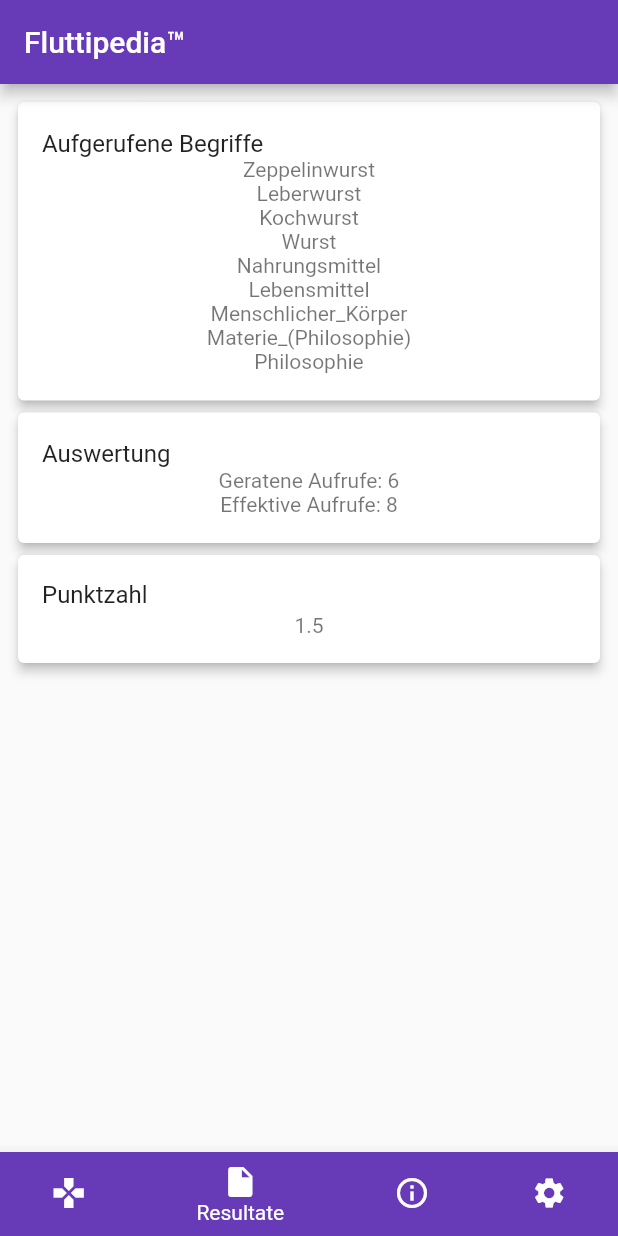
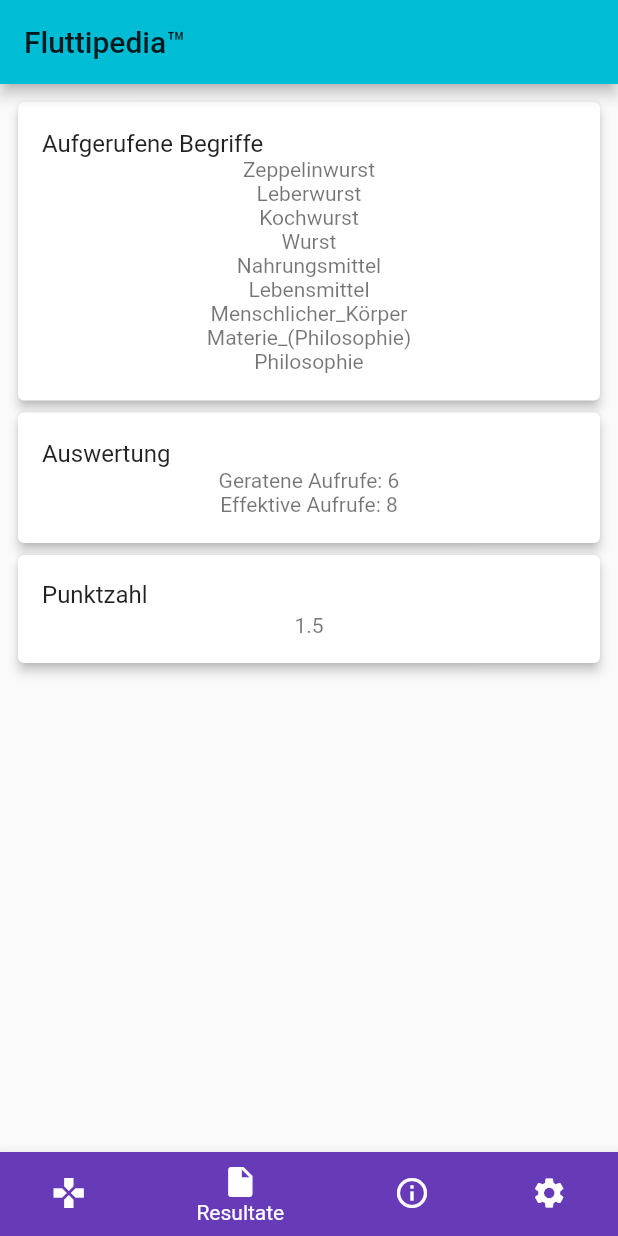
Before and after one commit to p-kiser/fluttipedia, a Flutter app: the screen it shows after launch, item 2 of the bottom bar chosen, on a phone screen of 412 x 824 dp. Run offline on Flutter 3.47's test engine with Material 2 defaults, Android fonts, the phone set to English and light mode, and no system bars; network calls fail.

Commit message:
changed colors to mark  pages using the wrong app theme

```diff
--- a/lib/guess.dart
+++ b/lib/guess.dart
@@ -51,7 +51,7 @@ class _GuessPageState extends State<GuessPage> {
   @override
   Widget build(BuildContext context) {
     return MaterialApp(
-      theme: ThemeData(primarySwatch: Colors.deepPurple),
+      theme: ThemeData(primarySwatch: Colors.amber),
       home: Scaffold(
         appBar: AppBar(title: Text('Fluttipedia™')),
         body: Container(
--- a/lib/result.dart
+++ b/lib/result.dart
@@ -54,7 +54,7 @@ class _ResultPageState extends State<ResultPage> {
   @override
   Widget build(BuildContext context) {
     return MaterialApp(
-      theme: ThemeData(primarySwatch: Colors.deepPurple),
+      theme: ThemeData(primarySwatch: Colors.cyan),
       home: Scaffold(
         appBar: AppBar(title: Text('Fluttipedia™')),
         body: Container(
--- a/lib/settings.dart
+++ b/lib/settings.dart
@@ -12,7 +12,7 @@ class _SettingsPageState extends State<SettingsPage> {
   @override
   Widget build(BuildContext context) {
     return MaterialApp(
-      theme: ThemeData(primarySwatch: Colors.deepPurple),
+      theme: ThemeData(primarySwatch: Colors.indigo),
       home: Scaffold(
         appBar: AppBar(title: Text('Fluttipedia™')),
         body: Container(
```
